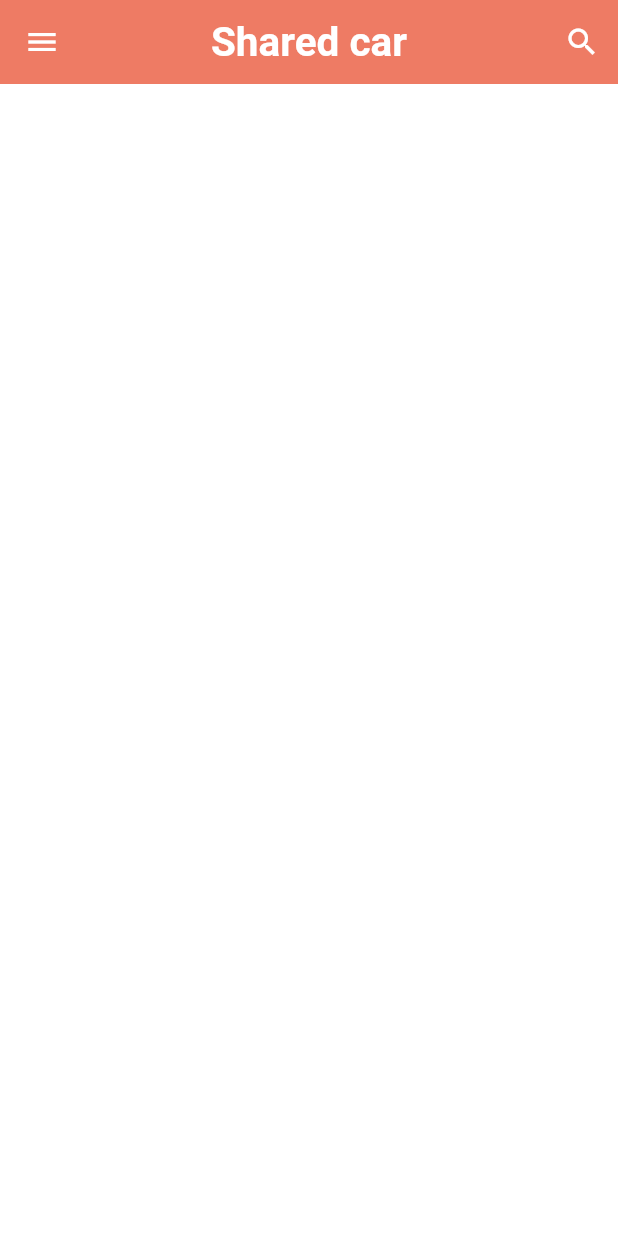
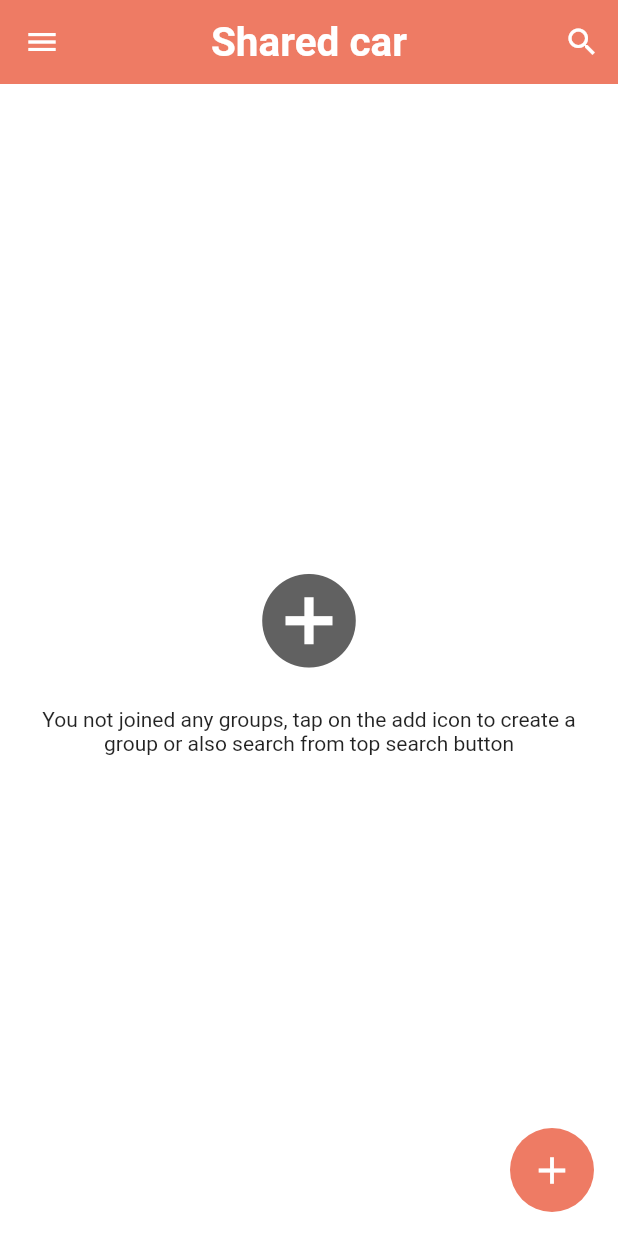
Before and after one commit to PAWink/success_app, a Flutter app: the HomePage screen opened directly, on a phone screen of 412 x 824 dp. Run offline on Flutter 3.47's test engine with Material 2 defaults, Android fonts, the light colour scheme and no system bars; our stand-ins replace cloud_firestore, firebase_auth, firebase_core, matcher, shared_preferences; accounts and stored records are empty.

Commit message:
ปุ่มจอยกรุป

```diff
--- a/lib/pages/home_page.dart
+++ b/lib/pages/home_page.dart
@@ -1,10 +1,12 @@
 // ignore_for_file: use_build_context_synchronously
 
+import 'package:firebase_auth/firebase_auth.dart';
 import 'package:flutter/material.dart';
 import 'package:success_app/helper/helper_function.dart';
 import 'package:success_app/pages/auth/login_page.dart';
 import 'package:success_app/pages/profile_page.dart';
 import 'package:success_app/pages/search_page.dart';
+import 'package:success_app/service/database_service.dart';
 import 'package:success_app/widgets/widgets.dart';
 
 import '../service/auth_service.dart';
@@ -21,6 +23,7 @@ class _HomePageState extends State<HomePage> {
   String email = '';
   String student = '';
   String phone = '';
+  Stream? groupPost;
 
   @override
   void initState() {
@@ -37,6 +40,14 @@ class _HomePageState extends State<HomePage> {
     await HelperFunctions.getUserNameFromSF().then((val) {
       setState(() {
         name = val!;
+      });
+    });
+    // get list stream
+    await DatabaseService(uid: FirebaseAuth.instance.currentUser!.uid)
+        .getUserGroups()
+        .then((snapshot) {
+      setState(() {
+        groupPost = snapshot;
       });
     });
   }
@@ -160,6 +171,69 @@ class _HomePageState extends State<HomePage> {
           ],
         ),
       ),
+      body: groupList(),
+      floatingActionButton: FloatingActionButton(
+        onPressed: () {
+          popUpDialog(context);
+        },
+        elevation: 0,
+        backgroundColor: Theme.of(context).primaryColor,
+        child: const Icon(
+          Icons.add,
+          color: Colors.white,
+          size: 30,
+        ),
+      ),
+    );
+  }
+
+  popUpDialog(BuildContext context) {}
+
+  groupList() {
+    return StreamBuilder(
+        stream: groupPost,
+        builder: (context, AsyncSnapshot snapshot) {
+          //make check
+          if (snapshot.hasData) {
+            if (snapshot.data['groupPost'] != null) {
+              if (snapshot.data['groupPost'].length != 0) {
+                return Text('Helloo');
+              } else {
+                return noGroupWidget();
+              }
+            } else {
+              return noGroupWidget();
+            }
+          } else {
+            return Center(
+              child: CircularProgressIndicator(
+                  color: Theme.of(context).primaryColor),
+            );
+          }
+        });
+  }
+
+  noGroupWidget() {
+    return Container(
+      padding: const EdgeInsets.symmetric(horizontal: 25),
+      child: Column(
+        mainAxisAlignment: MainAxisAlignment.center,
+        crossAxisAlignment: CrossAxisAlignment.center,
+        children: [
+          Icon(
+            Icons.add_circle,
+            color: Colors.grey[700],
+            size: 75,
+          ),
+          const SizedBox(
+            height: 20,
+          ),
+          const Text(
+            'You not joined any groups, tap on the add icon to create a group or also search from top search button',
+            textAlign: TextAlign.center,
+          ),
+        ],
+      ),
     );
   }
 }
--- a/lib/service/database_service.dart
+++ b/lib/service/database_service.dart
@@ -30,4 +30,9 @@ class DatabaseService {
         await userCollection.where("email", isEqualTo: email).get();
     return snapshot;
   }
+
+  //get user grups
+  getUserGroups() async {
+    return userCollection.doc(uid).snapshots();
+  }
 }
```
